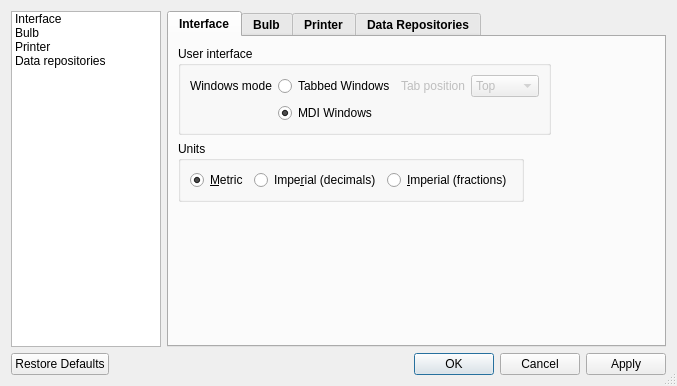
mgian/bulbcalculator, file Ui/Preferences.ui: the form before one commit.
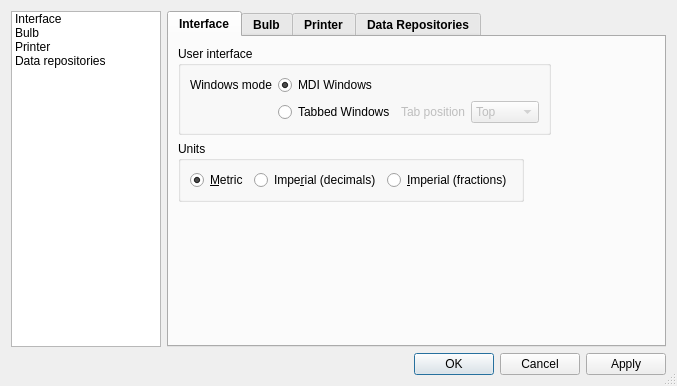
The form after the commit. Icons and pictures are not drawn.

Commit message: Implemented the Gui preferences

Diff of the .ui file:
```diff
--- a/Ui/Preferences.ui
+++ b/Ui/Preferences.ui
@@ -157,20 +157,7 @@
             <bool>false</bool>
            </property>
            <layout class="QGridLayout" name="gridLayout">
-            <item row="0" column="0">
-             <widget class="QLabel" name="label_3">
-              <property name="sizePolicy">
-               <sizepolicy hsizetype="Fixed" vsizetype="Preferred">
-                <horstretch>0</horstretch>
-                <verstretch>0</verstretch>
-               </sizepolicy>
-              </property>
-              <property name="text">
-               <string>Windows mode</string>
-              </property>
-             </widget>
-            </item>
-            <item row="0" column="1">
+            <item row="2" column="1">
              <widget class="QRadioButton" name="RB_TabWin">
               <property name="sizePolicy">
                <sizepolicy hsizetype="Fixed" vsizetype="Fixed">
@@ -183,7 +170,20 @@
               </property>
              </widget>
             </item>
-            <item row="0" column="2">
+            <item row="0" column="0">
+             <widget class="QLabel" name="label_3">
+              <property name="sizePolicy">
+               <sizepolicy hsizetype="Fixed" vsizetype="Preferred">
+                <horstretch>0</horstretch>
+                <verstretch>0</verstretch>
+               </sizepolicy>
+              </property>
+              <property name="text">
+               <string>Windows mode</string>
+              </property>
+             </widget>
+            </item>
+            <item row="2" column="3">
              <widget class="QLabel" name="label_2">
               <property name="enabled">
                <bool>false</bool>
@@ -202,7 +202,23 @@
               </property>
              </widget>
             </item>
-            <item row="0" column="3">
+            <item row="0" column="1">
+             <widget class="QRadioButton" name="RB_MdiWin">
+              <property name="sizePolicy">
+               <sizepolicy hsizetype="Fixed" vsizetype="Fixed">
+                <horstretch>0</horstretch>
+                <verstretch>0</verstretch>
+               </sizepolicy>
+              </property>
+              <property name="text">
+               <string>MDI Windows</string>
+              </property>
+              <property name="checked">
+               <bool>true</bool>
+              </property>
+             </widget>
+            </item>
+            <item row="2" column="4">
              <widget class="QComboBox" name="CB_TabPosition">
               <property name="enabled">
                <bool>false</bool>
@@ -235,22 +251,6 @@
               </item>
              </widget>
             </item>
-            <item row="1" column="1">
-             <widget class="QRadioButton" name="RB_MdiWin">
-              <property name="sizePolicy">
-               <sizepolicy hsizetype="Fixed" vsizetype="Fixed">
-                <horstretch>0</horstretch>
-                <verstretch>0</verstretch>
-               </sizepolicy>
-              </property>
-              <property name="text">
-               <string>MDI Windows</string>
-              </property>
-              <property name="checked">
-               <bool>true</bool>
-              </property>
-             </widget>
-            </item>
            </layout>
           </widget>
          </item>
@@ -1152,7 +1152,7 @@
       <enum>Qt::Horizontal</enum>
      </property>
      <property name="standardButtons">
-      <set>QDialogButtonBox::Apply|QDialogButtonBox::Cancel|QDialogButtonBox::Ok|QDialogButtonBox::RestoreDefaults</set>
+      <set>QDialogButtonBox::Apply|QDialogButtonBox::Cancel|QDialogButtonBox::Ok</set>
      </property>
      <property name="centerButtons">
       <bool>false</bool>
```
Left out of the diff: 22 changed lines with no effect on the pictures. The commit also changes 6 other files.
